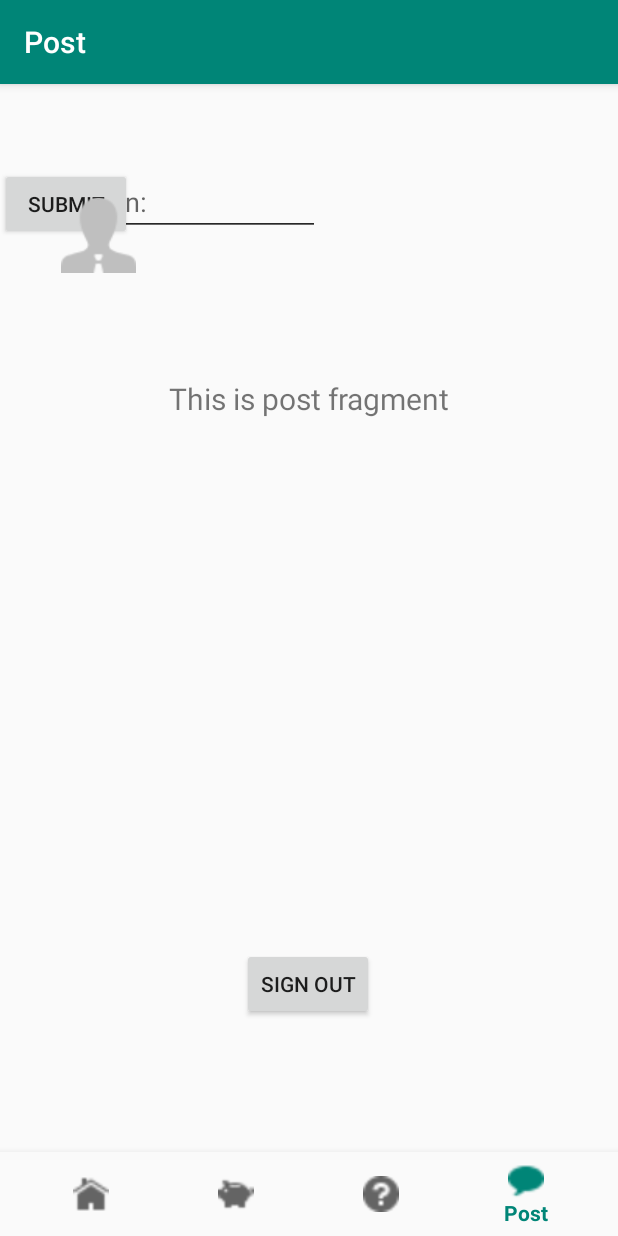
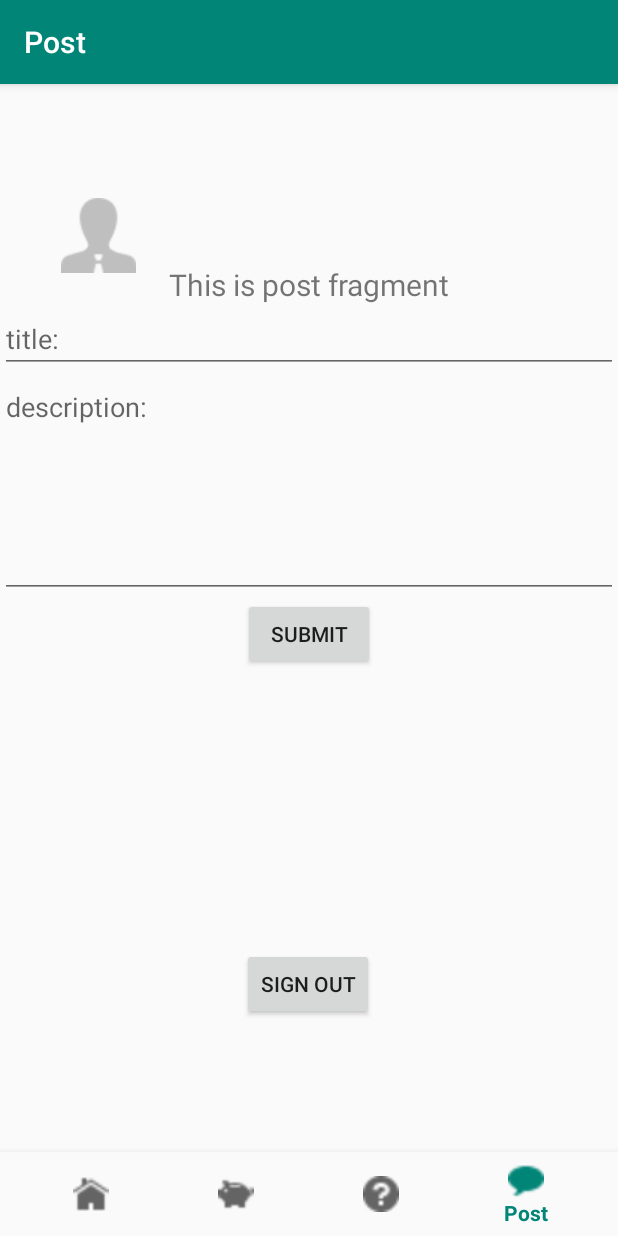
Before and after one commit to yimingz12/COMP90018, an Android app: the PostFragment screen opened through its navigation route, on a phone screen of 412 x 824 dp. Run offline under Robolectric (Android 15) with nearby library versions, the phone set to English and light mode, and no system bars; our stand-ins replace Firebase (no records; nobody signed in at launch, a user with empty details on screens opened directly), navigation-ui; pictures from the network do not load.

Commit message:
post can work--still some problems

```diff
--- a/group59/app/src/main/AndroidManifest.xml
+++ b/group59/app/src/main/AndroidManifest.xml
@@ -12,6 +12,10 @@
         android:roundIcon="@mipmap/ic_launcher_round"
         android:supportsRtl="true"
         android:theme="@style/AppTheme">
+        <activity android:name=".data.ui.post.PostActivity"
+                android:value=".data.ui.post.PostActivity">
+
+        </activity>
         <activity android:name=".data.ui.register.RegisterActivity"
             android:parentActivityName=".data.ui.login.LoginActivity">
             <!-- The meta-data tag is required if you support API level 15 and lower -->
--- a/group59/app/src/main/java/com/group59/studentCourseHelper/data/ui/post/PostFragment.java
+++ b/group59/app/src/main/java/com/group59/studentCourseHelper/data/ui/post/PostFragment.java
@@ -1,9 +1,13 @@
 package com.group59.studentCourseHelper.data.ui.post;
 
+import android.content.Intent;
 import android.os.Bundle;
+import android.util.Log;
 import android.view.LayoutInflater;
 import android.view.View;
 import android.view.ViewGroup;
+import android.widget.Button;
+import android.widget.LinearLayout;
 import android.widget.TextView;
 
 import androidx.annotation.NonNull;
@@ -17,12 +21,25 @@ import com.group59.studentCourseHelper.R;
 public class PostFragment extends Fragment {
 
     private PostViewModel notificationsViewModel;
-
+    LinearLayout m_layout;
+    Button m_button;
     public View onCreateView(@NonNull LayoutInflater inflater,
                              ViewGroup container, Bundle savedInstanceState) {
         notificationsViewModel =
                 ViewModelProviders.of(this).get(PostViewModel.class);
         View root = inflater.inflate(R.layout.fragment_post, container, false);
+
+        m_button=(Button)root.findViewById(R.id.question_submit);
+        m_button.setOnClickListener(new View.OnClickListener(){
+            @Override
+            public void onClick(View view) {
+                Log.i("post","activate activity");
+                Intent intent = new Intent();
+                intent.setClass(getActivity(), PostActivity.class);
+                startActivity(intent);
+            }
+
+        });
         final TextView textView = root.findViewById(R.id.text_post);
         notificationsViewModel.getText().observe(this, new Observer<String>() {
             @Override
--- a/group59/app/src/main/res/layout/fragment_post.xml
+++ b/group59/app/src/main/res/layout/fragment_post.xml
@@ -4,48 +4,65 @@
     xmlns:tools="http://schemas.android.com/tools"
     android:layout_width="match_parent"
     android:layout_height="match_parent">
+    <LinearLayout
+        android:layout_width="match_parent"
+        android:layout_height="match_parent"
+        android:orientation="vertical"
+        android:gravity="center_horizontal"
+        tools:context=".data.ui.post.PostActivity">
 
     <TextView
         android:id="@+id/text_post"
         android:layout_width="match_parent"
         android:layout_height="wrap_content"
         android:layout_marginStart="8dp"
-        android:layout_marginTop="140dp"
+        android:layout_marginTop="64dp"
         android:layout_marginEnd="8dp"
         android:textAlignment="center"
         android:textSize="20sp"
         app:layout_constraintEnd_toEndOf="parent"
-        app:layout_constraintHorizontal_bias="0.0"
+        app:layout_constraintHorizontal_bias="1.0"
         app:layout_constraintStart_toStartOf="parent"
         app:layout_constraintTop_toTopOf="parent" />
 
+        <LinearLayout
+            android:id="@+id/post_question"
+            android:layout_width="match_parent"
+            android:layout_height="411dp"
+            android:gravity="center_horizontal"
+            android:orientation="vertical"
+            tools:context=".data.ui.search.SearchFragment"
+            tools:layout_editor_absoluteX="0dp"
+            tools:layout_editor_absoluteY="166dp">
+
             <EditText
                 android:id="@+id/ques_title"
-        android:layout_width="wrap_content"
+                android:layout_width="match_parent"
                 android:layout_height="wrap_content"
                 android:ems="10"
+                android:hint="title:"
                 android:inputType="textPersonName"
-        android:hint="title:"
                 tools:layout_editor_absoluteX="99dp"
-        tools:layout_editor_absoluteY="188dp" />
+                tools:layout_editor_absoluteY="343dp" />
 
             <EditText
                 android:id="@+id/ques_desc"
-        android:layout_width="wrap_content"
-        android:layout_height="wrap_content"
+                android:layout_width="match_parent"
+                android:layout_height="150dp"
                 android:ems="10"
                 android:gravity="start|top"
+                android:hint="description:"
                 android:inputType="textMultiLine"
-        android:hint="description:"
-        tools:layout_editor_absoluteX="98dp"
-        tools:layout_editor_absoluteY="251dp" />
+                tools:layout_editor_absoluteX="99dp"
+                tools:layout_editor_absoluteY="402dp" />
 
             <Button
-        android:id="@+id/submit"
+                android:id="@+id/question_submit"
                 android:layout_width="wrap_content"
                 android:layout_height="wrap_content"
                 android:text="Submit"
                 tools:layout_editor_absoluteX="161dp"
-        tools:layout_editor_absoluteY="369dp" />
-
+                tools:layout_editor_absoluteY="476dp" />
+        </LinearLayout>
+    </LinearLayout>
 </androidx.constraintlayout.widget.ConstraintLayout>
--- a/group59/app/src/main/res/layout/fragment_search.xml
+++ b/group59/app/src/main/res/layout/fragment_search.xml
@@ -35,8 +35,8 @@
                 android:layout_width="300dp"
                 android:layout_height="50dp"
                 android:layout_marginTop="100dp"
-                android:autofillHints="@string/search_hint"
-                android:hint="@string/search_hint"
+
+                android:hint="search_hint"
                 android:inputType="text"
                 android:selectAllOnFocus="true" />
 
```
Also changed, not shown: group59/app/src/main/java/com/group59/studentCourseHelper/data/ui/post/PostActivity.java (+8 -0 lines), group59/app/src/main/java/com/group59/studentCourseHelper/data/ui/post/Question.java (+4 -4 lines). Lines whose indentation alone changed are shown as unchanged.
